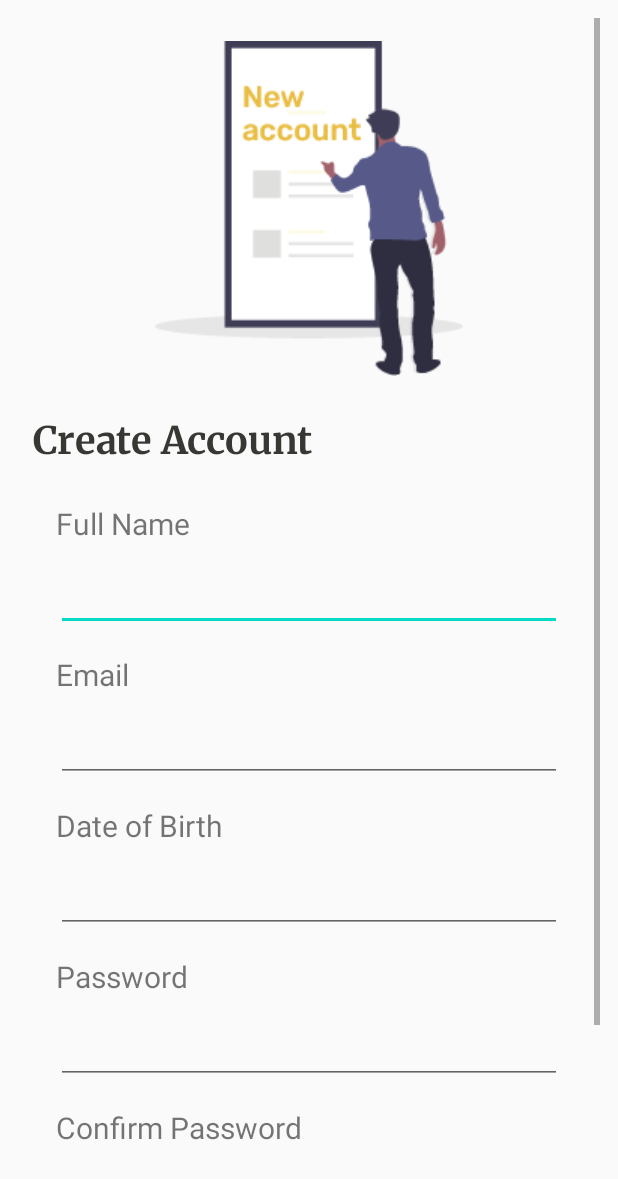
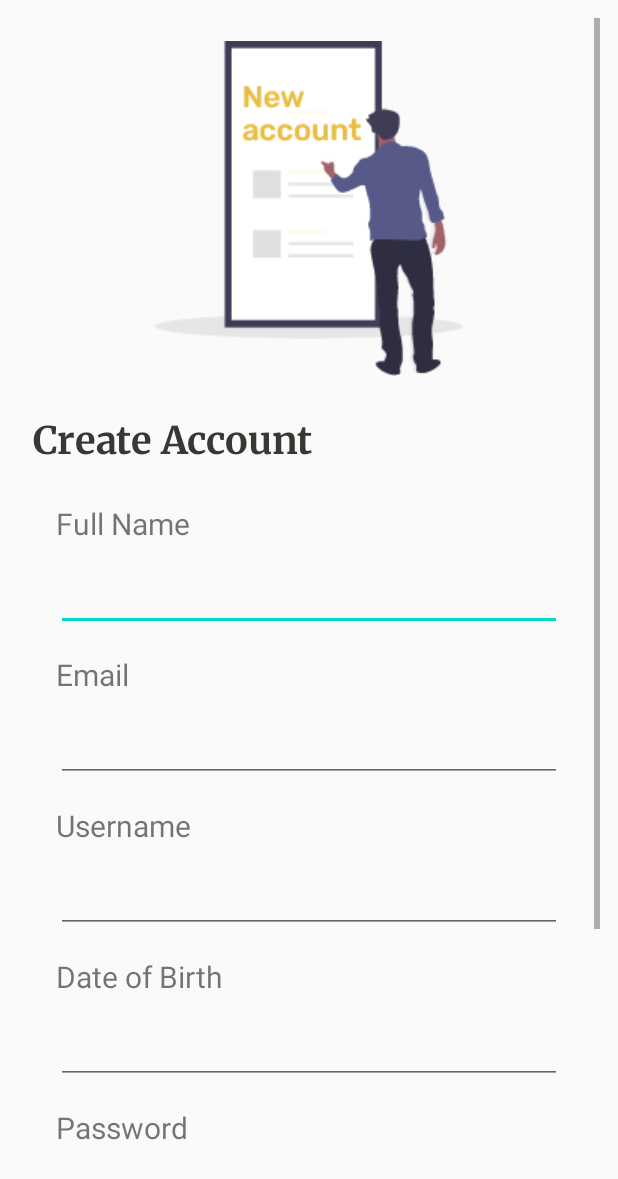
Before and after one commit to VritikaMalhotra/locsale, an Android app: the RegisterActivity screen opened directly, with no data from a screen before it, on a phone screen of 412 x 824 dp. Shown: the top 1179 px of the screen. Run offline under Robolectric (Android 15) with nearby library versions, the phone set to English and light mode, and no system bars; our stand-ins replace Firebase (no records; nobody signed in at launch, a user with empty details on screens opened directly).

```diff
--- a/app/build.gradle
+++ b/app/build.gradle
@@ -45,4 +45,7 @@ dependencies {
     //circular image view
     implementation 'de.hdodenhof:circleimageview:3.1.0'
 
+    //picasso
+    implementation 'com.squareup.picasso:picasso:2.71828'
+
 }
--- a/app/src/main/java/com/example/locsaleapplication/RegisterActivity.java
+++ b/app/src/main/java/com/example/locsaleapplication/RegisterActivity.java
@@ -28,13 +28,14 @@ import java.util.HashMap;
 public class RegisterActivity extends AppCompatActivity {
 
     private EditText register_name;
+    private EditText register_username;
     private EditText register_email;
     private EditText register_password;
     private EditText register_confirmPassword;
     private EditText register_dob;
     private TextView register_loginUser;
     private Button register_button;
-    private String name,email,password,confirmPassword,dob;
+    private String name,email,password,confirmPassword,dob,username;
 
     private DatabaseReference mRootRef;
     private FirebaseAuth mAuth;
@@ -47,6 +48,7 @@ public class RegisterActivity extends AppCompatActivity {
         setContentView(R.layout.activity_register);
 
         register_name = findViewById(R.id.register_name);
+        register_username = findViewById(R.id.register_username);
         register_email = findViewById(R.id.register_email);
         register_password = findViewById(R.id.register_password);
         register_confirmPassword = findViewById(R.id.register_confirmPassword);
@@ -76,6 +78,7 @@ public class RegisterActivity extends AppCompatActivity {
 
     private void RegisterUserCheck(){
         name = register_name.getText().toString().trim();
+        username = register_username.getText().toString().trim();
         email = register_email.getText().toString().trim();
         password = register_password.getText().toString().trim();
         confirmPassword = register_confirmPassword.getText().toString().trim();
@@ -83,6 +86,11 @@ public class RegisterActivity extends AppCompatActivity {
 
         if(name.isEmpty()){
             register_name.setError("Full name is required");
+            register_name.requestFocus();
+            return;
+        }
+        if(username.isEmpty()){
+            register_name.setError("Username is required");
             register_name.requestFocus();
             return;
         }
@@ -130,6 +138,8 @@ public class RegisterActivity extends AppCompatActivity {
         RegisterUser(name,email,password,dob);
 
     }
+
+
     private void RegisterUser(final String name, final String email, String password, final String dob) {
         pd.setMessage("please wait");
         pd.show();
@@ -141,6 +151,7 @@ public class RegisterActivity extends AppCompatActivity {
                 if(task.isSuccessful()){
                     HashMap<String,Object> map = new HashMap<>();
                     map.put("name",name);
+                    map.put("username",username);
                     map.put("email",email);
                     map.put("dob",dob);
                     map.put("id",mAuth.getCurrentUser().getUid());
--- a/app/src/main/res/layout/activity_register.xml
+++ b/app/src/main/res/layout/activity_register.xml
@@ -81,6 +81,28 @@
                 android:layout_marginTop="10dp"
                 android:textSize="20dp"
                 android:inputType="textEmailAddress"
+                android:layout_marginRight="25dp"
+                ></EditText>
+
+            <TextView
+                android:layout_width="match_parent"
+                android:layout_height="wrap_content"
+                android:text="Username"
+                android:layout_gravity="left"
+                android:layout_marginLeft="25dp"
+                android:layout_marginTop="15dp"
+                android:textSize="20dp"
+                ></TextView>
+
+            <EditText
+                android:id="@+id/register_username"
+                android:layout_width="match_parent"
+                android:layout_height="wrap_content"
+                android:text=""
+                android:layout_gravity="left"
+                android:layout_marginLeft="25dp"
+                android:layout_marginTop="10dp"
+                android:textSize="20dp"
                 android:layout_marginRight="25dp"
                 ></EditText>
 
--- a/app/src/main/res/layout/user_item.xml
+++ b/app/src/main/res/layout/user_item.xml
@@ -1,7 +1,7 @@
 <?xml version="1.0" encoding="utf-8"?>
 <RelativeLayout
     xmlns:android="http://schemas.android.com/apk/res/android" android:layout_width="match_parent"
-    android:layout_height="match_parent"
+    android:layout_height="wrap_content"
     android:padding="10dp">
 
     <de.hdodenhof.circleimageview.CircleImageView
```
Also changed, not shown: app/src/main/java/com/example/locsaleapplication/Adapter/UserAdapter.java (added, +108 -0 lines), app/src/main/java/com/example/locsaleapplication/Fragments/SearchFragment.java (+55 -2 lines), app/src/main/java/com/example/locsaleapplication/Model/User.java (added, +81 -0 lines).
